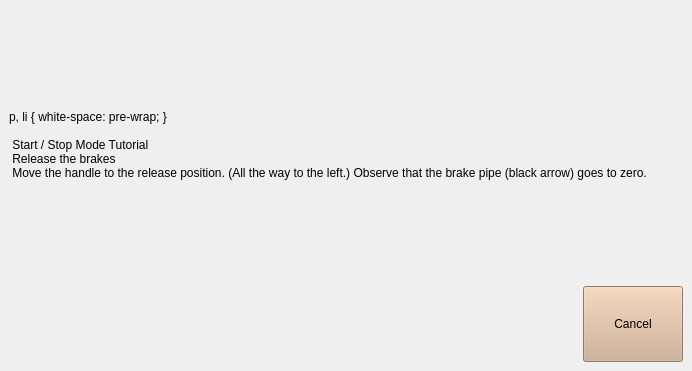
Above: start.3.ui from oualline/trolley.sim before the change. Below: the same form after it.
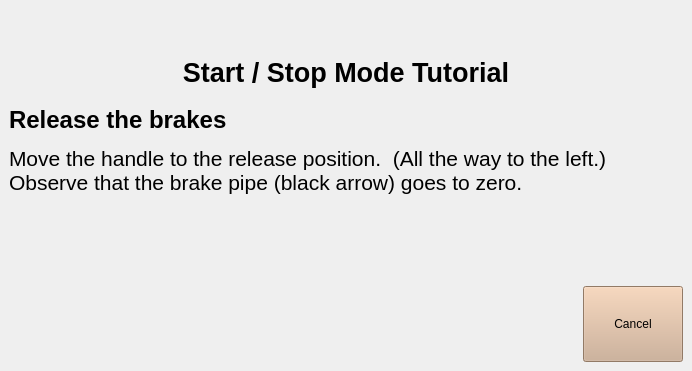
That is the form after the change. Icons and pictures are not drawn.

Diff of the .ui file:
```diff
--- a/start.3.ui
+++ b/start.3.ui
@@ -30,7 +30,7 @@
 &lt;p align=&quot;center&quot; style=&quot; margin-top:12px; margin-bottom:12px; margin-left:0px; margin-right:0px; -qt-block-indent:0; text-indent:0px;&quot;&gt;&lt;span style=&quot; font-size:20pt; font-weight:600;&quot;&gt;Start / Stop Mode Tutorial&lt;/span&gt;&lt;/p&gt;
 &lt;h1 style=&quot; margin-top:18px; margin-bottom:12px; margin-left:0px; margin-right:0px; -qt-block-indent:0; text-indent:0px;&quot;&gt;&lt;span style=&quot; font-size:xx-large; font-weight:600;&quot;&gt;Release the brakes&lt;/span&gt;&lt;/h1&gt;
 &lt;p style=&quot; margin-top:12px; margin-bottom:12px; margin-left:0px; margin-right:0px; -qt-block-indent:0; text-indent:0px;&quot;&gt;Move the handle to the release position.  (All the way to the left.) Observe that the brake pipe (black arrow) goes to zero.&lt;/p&gt;
-&lt;p style=&quot; margin-top:12px; margin-bottom:12px; margin-left:0px; margin-right:0px; -qt-block-indent:0; text-indent:0px;&quot;&gt;&amp;lt;img src=&amp;quot;image/brake-release.png&amp;quot;&amp;gt;&lt;/p&gt;&lt;/body&gt;&lt;/html&gt;</string>
+&lt;p style=&quot; margin-top:12px; margin-bottom:12px; margin-left:0px; margin-right:0px; -qt-block-indent:0; text-indent:0px;&quot;&gt;&lt;img src=&quot;image/brake-release.png&quot;&gt;&lt;/p&gt;&lt;/body&gt;&lt;/html&gt;</string>
         </property>
         <property name="wordWrap">
          <bool>true</bool>
```
